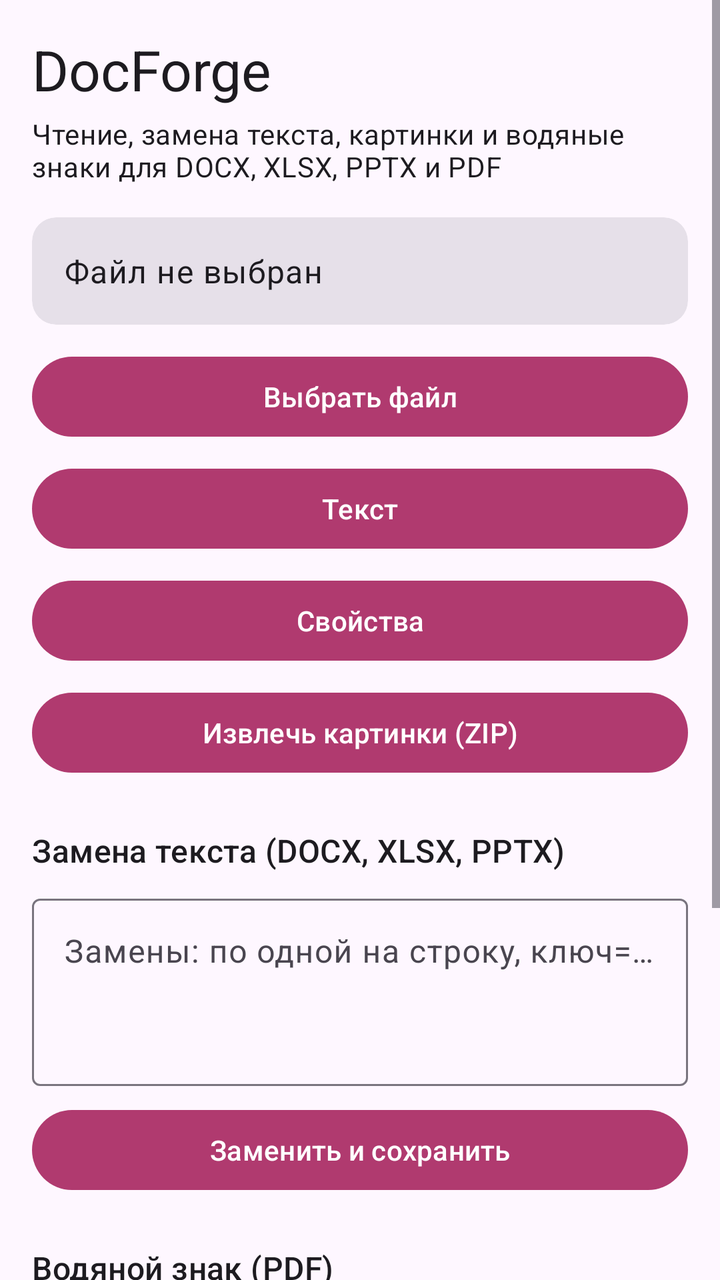
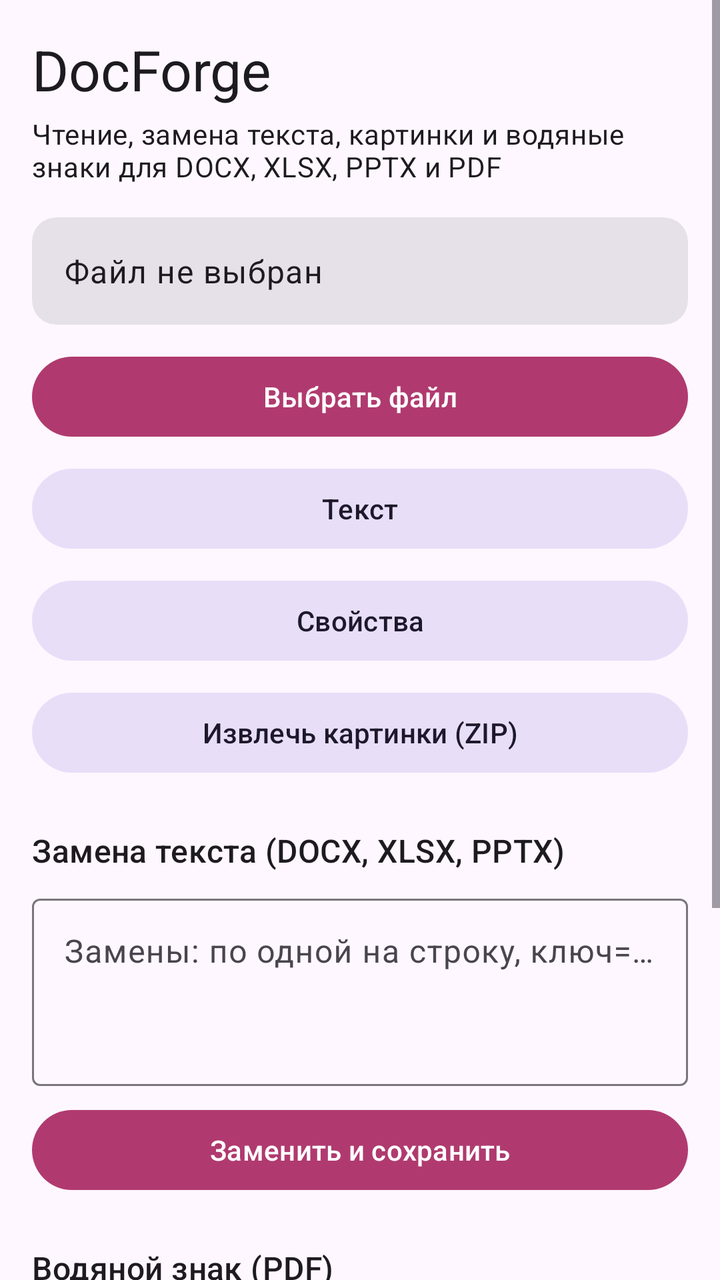

The first picture is an Android layout as it rendered before a commit; the second is the same layout after the commit. The layout source and the unified diff follow.
<!-- AndroidManifest.xml: application theme Theme.DocForge -->
<!-- res/layout/activity_main.xml -->
<?xml version="1.0" encoding="utf-8"?>
<ScrollView xmlns:android="http://schemas.android.com/apk/res/android"
    android:id="@+id/root"
    android:layout_width="match_parent"
    android:layout_height="match_parent"
    android:clipToPadding="false"
    android:fillViewport="true">

    <LinearLayout
        android:layout_width="match_parent"
        android:layout_height="wrap_content"
        android:orientation="vertical"
        android:padding="16dp">

        <TextView
            android:layout_width="match_parent"
            android:layout_height="wrap_content"
            android:text="@string/app_name"
            android:textAppearance="?attr/textAppearanceHeadlineMedium" />

        <TextView
            android:layout_width="match_parent"
            android:layout_height="wrap_content"
            android:layout_marginTop="4dp"
            android:text="@string/subtitle"
            android:textAppearance="?attr/textAppearanceBodyMedium" />

        <com.google.android.material.card.MaterialCardView
            style="?attr/materialCardViewFilledStyle"
            android:layout_width="match_parent"
            android:layout_height="wrap_content"
            android:layout_marginTop="16dp">

            <TextView
                android:id="@+id/tvFile"
                android:layout_width="match_parent"
                android:layout_height="wrap_content"
                android:padding="16dp"
                android:text="@string/no_file"
                android:textAppearance="?attr/textAppearanceBodyLarge" />
        </com.google.android.material.card.MaterialCardView>

        <com.google.android.material.button.MaterialButton
            android:id="@+id/btnPick"
            android:layout_width="match_parent"
            android:layout_height="wrap_content"
            android:layout_marginTop="12dp"
            android:text="@string/pick_file" />

        <com.google.android.material.button.MaterialButton
            android:id="@+id/btnText"
            style="?attr/materialButtonStyleTonal"
            android:layout_width="match_parent"
            android:layout_height="wrap_content"
            android:layout_marginTop="8dp"
            android:text="@string/action_text" />

        <com.google.android.material.button.MaterialButton
            android:id="@+id/btnInfo"
            style="?attr/materialButtonStyleTonal"
            android:layout_width="match_parent"
            android:layout_height="wrap_content"
            android:layout_marginTop="8dp"
            android:text="@string/action_info" />

        <com.google.android.material.button.MaterialButton
            android:id="@+id/btnImages"
            style="?attr/materialButtonStyleTonal"
            android:layout_width="match_parent"
            android:layout_height="wrap_content"
            android:layout_marginTop="8dp"
            android:text="@string/action_images" />

        <TextView
            android:layout_width="match_parent"
            android:layout_height="wrap_content"
            android:layout_marginTop="24dp"
            android:text="@string/replace_title"
            android:textAppearance="?attr/textAppearanceTitleMedium" />

        <com.google.android.material.textfield.TextInputLayout
            style="?attr/textInputOutlinedStyle"
            android:layout_width="match_parent"
            android:layout_height="wrap_content"
            android:layout_marginTop="8dp"
            android:hint="@string/replace_hint">

            <com.google.android.material.textfield.TextInputEditText
                android:id="@+id/etReplace"
                android:layout_width="match_parent"
                android:layout_height="wrap_content"
                android:gravity="top"
                android:inputType="textMultiLine"
                android:minLines="3" />
        </com.google.android.material.textfield.TextInputLayout>

        <com.google.android.material.button.MaterialButton
            android:id="@+id/btnReplace"
            android:layout_width="match_parent"
            android:layout_height="wrap_content"
            android:layout_marginTop="8dp"
            android:text="@string/replace_action" />

        <TextView
            android:layout_width="match_parent"
            android:layout_height="wrap_content"
            android:layout_marginTop="24dp"
            android:text="@string/watermark_title"
            android:textAppearance="?attr/textAppearanceTitleMedium" />

        <com.google.android.material.textfield.TextInputLayout
            style="?attr/textInputOutlinedStyle"
            android:layout_width="match_parent"
            android:layout_height="wrap_content"
            android:layout_marginTop="8dp"
            android:hint="@string/watermark_hint">

            <com.google.android.material.textfield.TextInputEditText
                android:id="@+id/etWatermark"
                android:layout_width="match_parent"
                android:layout_height="wrap_content"
                android:inputType="text"
                android:maxLines="1" />
        </com.google.android.material.textfield.TextInputLayout>

        <com.google.android.material.button.MaterialButton
            android:id="@+id/btnWatermark"
            android:layout_width="match_parent"
            android:layout_height="wrap_content"
            android:layout_marginTop="8dp"
            android:text="@string/watermark_action" />

        <com.google.android.material.button.MaterialButton
            android:id="@+id/btnCreate"
            style="?attr/materialButtonOutlinedStyle"
            android:layout_width="match_parent"
            android:layout_height="wrap_content"
            android:layout_marginTop="24dp"
            android:text="@string/create_sample" />

        <com.google.android.material.progressindicator.LinearProgressIndicator
            android:id="@+id/progress"
            android:layout_width="match_parent"
            android:layout_height="wrap_content"
            android:layout_marginTop="16dp"
            android:indeterminate="true"
            android:visibility="invisible" />

        <TextView
            android:id="@+id/tvOutput"
            android:layout_width="match_parent"
            android:layout_height="wrap_content"
            android:layout_marginTop="8dp"
            android:fontFamily="monospace"
            android:text="@string/output_placeholder"
            android:textAppearance="?attr/textAppearanceBodySmall"
            android:textIsSelectable="true" />
    </LinearLayout>
</ScrollView>
<!-- resources referenced by this layout -->
<resources>
  <string name="action_images">Извлечь картинки (ZIP)</string>
  <string name="action_info">Свойства</string>
  <string name="action_text">Текст</string>
  <string name="app_name">DocForge</string>
  <string name="create_sample">Создать пример документа…</string>
  <string name="no_file">Файл не выбран</string>
  <string name="output_placeholder">Здесь появится результат</string>
  <string name="pick_file">Выбрать файл</string>
  <string name="replace_action">Заменить и сохранить</string>
  <string name="replace_hint">Замены: по одной на строку, ключ=значение</string>
  <string name="replace_title">Замена текста (DOCX, XLSX, PPTX)</string>
  <string name="subtitle">Чтение, замена текста, картинки и водяные знаки для DOCX, XLSX, PPTX и PDF</string>
  <string name="watermark_action">Добавить и сохранить</string>
  <string name="watermark_hint">Текст водяного знака</string>
  <string name="watermark_title">Водяной знак (PDF)</string>
  <style name="Theme.DocForge" parent="Theme.Material3.DayNight.NoActionBar">
          <item name="colorPrimary">@color/brand_primary</item>
          <item name="colorOnPrimary">@color/brand_on_primary</item>
          <item name="colorPrimaryContainer">@color/brand_primary_container</item>
          <item name="colorOnPrimaryContainer">@color/brand_on_primary_container</item>
      </style>
  <color name="brand_primary">#B03A6F</color>
  <color name="brand_on_primary">#FFFFFF</color>
  <color name="brand_primary_container">#FFD9E6</color>
  <color name="brand_on_primary_container">#3E001D</color>
</resources>

<!-- the commit's change to res/layout/activity_main.xml (unified diff, before → after) -->
@@ -49,7 +49,7 @@
 
         <com.google.android.material.button.MaterialButton
             android:id="@+id/btnText"
-            style="?attr/materialButtonStyleTonal"
+            style="@style/Widget.Material3.Button.TonalButton"
             android:layout_width="match_parent"
             android:layout_height="wrap_content"
             android:layout_marginTop="8dp"
@@ -57,7 +57,7 @@
 
         <com.google.android.material.button.MaterialButton
             android:id="@+id/btnInfo"
-            style="?attr/materialButtonStyleTonal"
+            style="@style/Widget.Material3.Button.TonalButton"
             android:layout_width="match_parent"
             android:layout_height="wrap_content"
             android:layout_marginTop="8dp"
@@ -65,7 +65,7 @@
 
         <com.google.android.material.button.MaterialButton
             android:id="@+id/btnImages"
-            style="?attr/materialButtonStyleTonal"
+            style="@style/Widget.Material3.Button.TonalButton"
             android:layout_width="match_parent"
             android:layout_height="wrap_content"
             android:layout_marginTop="8dp"
